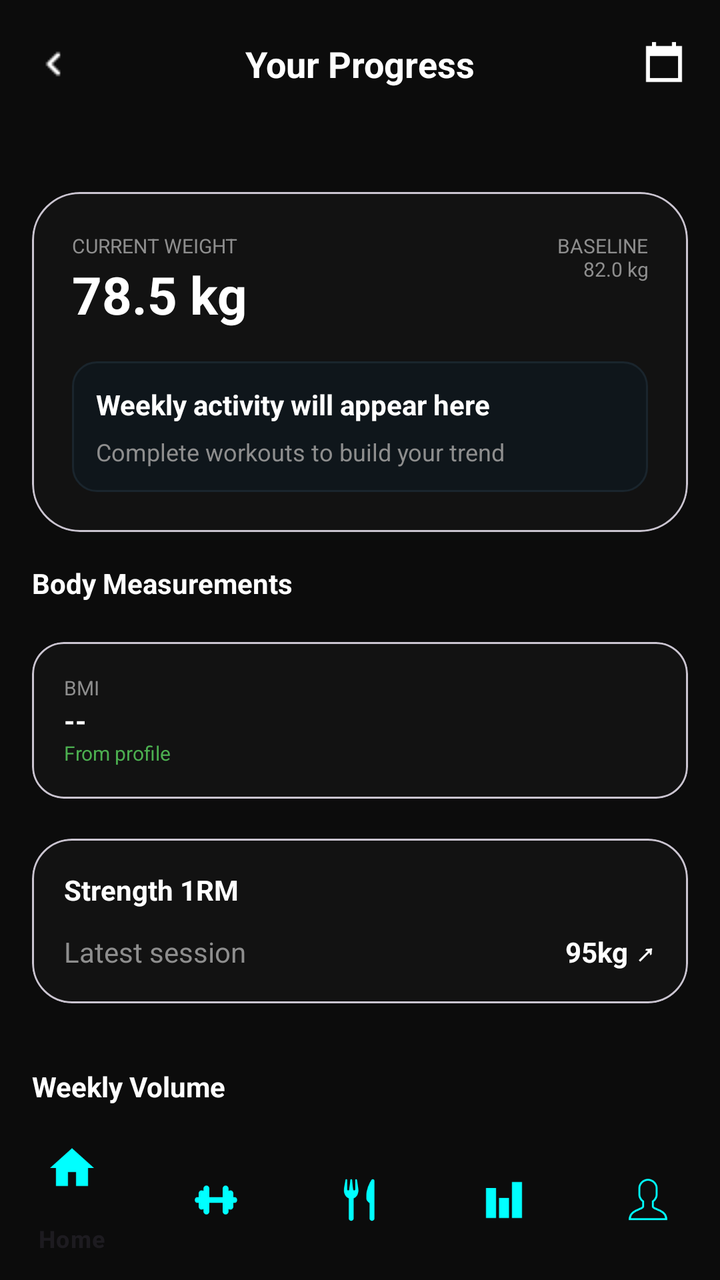
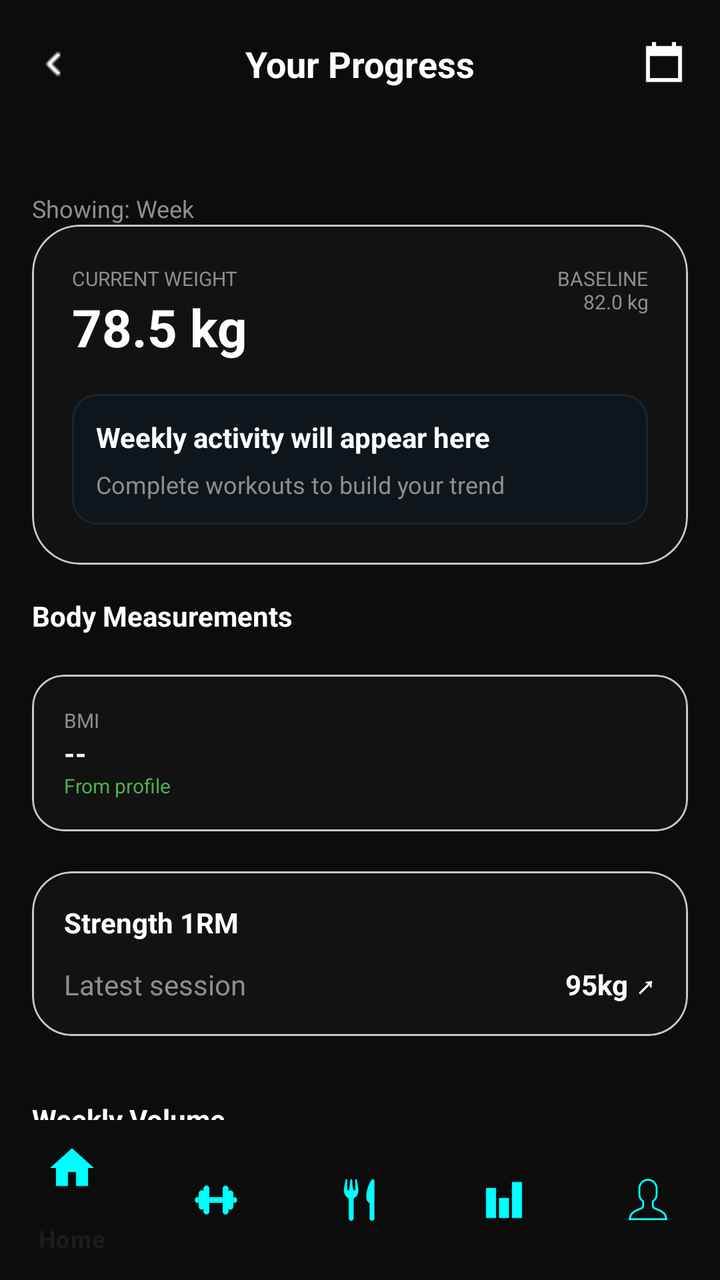

The first picture is an Android layout as it rendered before a commit; the second is the same layout after the commit. The layout source and the unified diff follow.
<!-- AndroidManifest.xml: application theme Theme.ProFitness -->
<!-- res/layout/activity_your_progress.xml -->
<androidx.constraintlayout.widget.ConstraintLayout xmlns:android="http://schemas.android.com/apk/res/android"
    xmlns:app="http://schemas.android.com/apk/res-auto"
    android:layout_width="match_parent"
    android:layout_height="match_parent"
    android:background="@color/bg_dark">

    <RelativeLayout
        android:id="@+id/header_progress"
        android:layout_width="0dp"
        android:layout_height="64dp"
        android:paddingHorizontal="16dp"
        app:layout_constraintTop_toTopOf="parent"
        app:layout_constraintStart_toStartOf="parent"
        app:layout_constraintEnd_toEndOf="parent">

        <ImageView
            android:id="@+id/btn_back"
            android:layout_width="24dp"
            android:layout_height="24dp"
            android:layout_centerVertical="true"
            android:src="@drawable/ic_back"
            app:tint="@color/white" />

        <TextView
            android:layout_width="wrap_content"
            android:layout_height="wrap_content"
            android:layout_centerInParent="true"
            android:text="Your Progress"
            android:textColor="@color/white"
            android:textSize="18sp"
            android:textStyle="bold" />

        <ImageView
            android:layout_width="24dp"
            android:layout_height="24dp"
            android:layout_alignParentEnd="true"
            android:layout_centerVertical="true"
            android:src="@drawable/ic_calendar"
            app:tint="@color/white" />
    </RelativeLayout>

    <ScrollView
        android:layout_width="0dp"
        android:layout_height="0dp"
        android:fillViewport="true"
        android:scrollbars="none"
        app:layout_constraintTop_toBottomOf="@id/header_progress"
        app:layout_constraintBottom_toTopOf="@id/bottom_navigation"
        app:layout_constraintStart_toStartOf="parent"
        app:layout_constraintEnd_toEndOf="parent">

        <LinearLayout
            android:layout_width="match_parent"
            android:layout_height="wrap_content"
            android:orientation="vertical"
            android:paddingBottom="40dp">

            <com.google.android.material.button.MaterialButtonToggleGroup
                android:layout_width="match_parent"
                android:layout_height="wrap_content"
                android:layout_margin="16dp"
                app:singleSelection="true">
                <Button android:id="@+id/btn_week" style="?attr/materialButtonOutlinedStyle" android:layout_width="0dp" android:layout_height="wrap_content" android:layout_weight="1" android:text="Week" android:textColor="@color/white" app:backgroundTint="@color/neon_cyan"/>
                <Button style="?attr/materialButtonOutlinedStyle" android:layout_width="0dp" android:layout_height="wrap_content" android:layout_weight="1" android:text="Month" android:textColor="@color/text_gray"/>
                <Button style="?attr/materialButtonOutlinedStyle" android:layout_width="0dp" android:layout_height="wrap_content" android:layout_weight="1" android:text="3 Months" android:textColor="@color/text_gray"/>
                <Button style="?attr/materialButtonOutlinedStyle" android:layout_width="0dp" android:layout_height="wrap_content" android:layout_weight="1" android:text="Year" android:textColor="@color/text_gray"/>
            </com.google.android.material.button.MaterialButtonToggleGroup>

            <com.google.android.material.card.MaterialCardView
                android:layout_width="match_parent"
                android:layout_height="wrap_content"
                android:layout_marginHorizontal="16dp"
                app:cardBackgroundColor="@color/card_bg"
                app:cardCornerRadius="24dp">
                <LinearLayout android:padding="20dp" android:orientation="vertical" android:layout_width="match_parent" android:layout_height="wrap_content">
                    <RelativeLayout android:layout_width="match_parent" android:layout_height="wrap_content">
                        <TextView android:id="@+id/t1" android:layout_width="wrap_content" android:layout_height="wrap_content" android:text="CURRENT WEIGHT" android:textColor="@color/text_gray" android:textSize="10sp"/>
                        <TextView android:id="@+id/tv_current_weight" android:layout_width="wrap_content" android:layout_height="wrap_content" android:layout_below="@id/t1" android:text="78.5 kg" android:textColor="@color/white" android:textSize="26sp" android:textStyle="bold"/>
                        <TextView android:id="@+id/tv_start_weight" android:layout_width="wrap_content" android:layout_height="wrap_content" android:layout_alignParentEnd="true" android:text="BASELINE\n82.0 kg" android:gravity="end" android:textColor="@color/text_gray" android:textSize="10sp"/>
                    </RelativeLayout>
                    <LinearLayout android:layout_width="match_parent" android:layout_height="wrap_content" android:layout_marginTop="16dp" android:orientation="vertical" android:background="@drawable/input_bg_dark" android:padding="12dp">
                        <TextView android:id="@+id/tv_activity_summary" android:layout_width="match_parent" android:layout_height="wrap_content" android:text="Weekly activity will appear here" android:textColor="@color/white" android:textStyle="bold" android:textSize="14sp"/>
                        <TextView android:id="@+id/tv_activity_detail" android:layout_width="match_parent" android:layout_height="wrap_content" android:layout_marginTop="6dp" android:text="Complete workouts to build your trend" android:textColor="@color/text_gray" android:textSize="12sp"/>
                    </LinearLayout>
                </LinearLayout>
            </com.google.android.material.card.MaterialCardView>

            <TextView android:layout_width="wrap_content" android:layout_height="wrap_content" android:text="Body Measurements" android:textColor="@color/white" android:textStyle="bold" android:layout_margin="16dp"/>
            <GridLayout android:layout_width="match_parent" android:layout_height="wrap_content" android:columnCount="2" android:paddingHorizontal="12dp">
                <com.google.android.material.card.MaterialCardView android:layout_width="0dp" android:layout_height="wrap_content" android:layout_columnWeight="1" android:layout_margin="4dp" app:cardBackgroundColor="@color/card_bg" app:cardCornerRadius="16dp">
                    <LinearLayout android:padding="16dp" android:orientation="vertical" android:layout_width="match_parent" android:layout_height="wrap_content">
                        <TextView android:id="@+id/tv_metric_label" android:layout_width="wrap_content" android:layout_height="wrap_content" android:text="BMI" android:textColor="@color/text_gray" android:textSize="10sp"/>
                        <TextView android:id="@+id/tv_metric_value" android:layout_width="wrap_content" android:layout_height="wrap_content" android:text="--" android:textColor="@color/white" android:textStyle="bold"/>
                        <TextView android:id="@+id/tv_metric_delta" android:layout_width="wrap_content" android:layout_height="wrap_content" android:text="From profile" android:textColor="@color/positive_green" android:textSize="10sp"/>
                    </LinearLayout>
                </com.google.android.material.card.MaterialCardView>
            </GridLayout>

            <com.google.android.material.card.MaterialCardView android:id="@+id/card_strength_focus" android:layout_width="match_parent" android:layout_height="wrap_content" android:layout_margin="16dp" app:cardBackgroundColor="@color/card_bg" app:cardCornerRadius="20dp">
                <LinearLayout android:padding="16dp" android:orientation="vertical" android:layout_width="match_parent" android:layout_height="wrap_content">
                    <TextView android:layout_width="wrap_content" android:layout_height="wrap_content" android:text="Strength 1RM" android:textColor="@color/white" android:textStyle="bold" android:layout_marginBottom="12dp"/>
                    <RelativeLayout android:layout_width="match_parent" android:layout_height="wrap_content">
                        <TextView android:layout_width="wrap_content" android:layout_height="wrap_content" android:text="Latest session" android:textColor="@color/text_gray"/>
                        <TextView android:id="@+id/tv_strength_value" android:layout_width="wrap_content" android:layout_height="wrap_content" android:layout_alignParentEnd="true" android:text="95kg ↗" android:textColor="@color/white" android:textStyle="bold"/>
                    </RelativeLayout>
                </LinearLayout>
            </com.google.android.material.card.MaterialCardView>

            <TextView android:layout_width="wrap_content" android:layout_height="wrap_content" android:text="Weekly Volume" android:textColor="@color/white" android:textStyle="bold" android:layout_margin="16dp"/>
            <LinearLayout android:layout_width="match_parent" android:layout_height="120dp" android:gravity="bottom" android:orientation="horizontal" android:paddingHorizontal="16dp" android:layout_marginBottom="16dp">
                <View android:id="@+id/bar_week_1" android:layout_width="0dp" android:layout_height="40dp" android:layout_weight="1" android:layout_margin="4dp" android:background="#1A3A3A"/>
                <View android:id="@+id/bar_week_2" android:layout_width="0dp" android:layout_height="70dp" android:layout_weight="1" android:layout_margin="4dp" android:background="#1A3A3A"/>
                <View android:id="@+id/bar_week_3" android:layout_width="0dp" android:layout_height="110dp" android:layout_weight="1" android:layout_margin="4dp" android:background="@color/neon_cyan"/>
                <View android:id="@+id/bar_week_4" android:layout_width="0dp" android:layout_height="50dp" android:layout_weight="1" android:layout_margin="4dp" android:background="#1A3A3A"/>
            </LinearLayout>

            <TextView android:layout_width="wrap_content" android:layout_height="wrap_content" android:text="Recent Achievements" android:textColor="@color/white" android:textStyle="bold" android:layout_margin="16dp"/>
            <HorizontalScrollView android:layout_width="match_parent" android:layout_height="wrap_content" android:scrollbars="none">
                <LinearLayout android:layout_width="wrap_content" android:layout_height="wrap_content" android:orientation="horizontal" android:paddingHorizontal="16dp">
                    <com.google.android.material.card.MaterialCardView android:id="@+id/card_elite_plan" android:layout_width="140dp" android:layout_height="wrap_content" android:layout_marginEnd="12dp" app:cardBackgroundColor="@color/card_bg" app:cardCornerRadius="20dp">
                        <LinearLayout android:padding="16dp" android:gravity="center" android:orientation="vertical" android:layout_width="match_parent" android:layout_height="wrap_content">
                            <ImageView android:layout_width="40dp" android:layout_height="40dp" android:src="@drawable/ic_medal" app:tint="@color/neon_cyan" android:background="@drawable/circle_bg_teal" android:padding="8dp"/>
                            <TextView android:id="@+id/tv_recent_achievement" android:layout_width="wrap_content" android:layout_height="wrap_content" android:text="10 Workouts" android:textColor="@color/white" android:textStyle="bold" android:layout_marginTop="8dp"/>
                        </LinearLayout>
                    </com.google.android.material.card.MaterialCardView>
                </LinearLayout>
            </HorizontalScrollView>

        </LinearLayout>
    </ScrollView>

    <com.google.android.material.bottomnavigation.BottomNavigationView
        android:id="@+id/bottom_navigation"
        android:layout_width="0dp"
        android:layout_height="wrap_content"
        android:background="@color/bg_dark"
        app:itemIconTint="@color/neon_cyan"
        app:menu="@menu/bottom_nav_menu"
        app:layout_constraintBottom_toBottomOf="parent"
        app:layout_constraintStart_toStartOf="parent"
        app:layout_constraintEnd_toEndOf="parent" />

</androidx.constraintlayout.widget.ConstraintLayout>
<!-- resources referenced by this layout -->
<resources>
  <color name="bg_dark">#0C0C0C</color>
  <color name="card_bg">#121212</color>
  <color name="neon_cyan">#00FFFF</color>
  <color name="positive_green">#4CAF50</color>
  <color name="text_gray">#8E8E8E</color>
  <color name="white">#FFFFFF</color>
  <!-- drawable circle_bg_teal (drawable) -->
  <shape xmlns:android="http://schemas.android.com/apk/res/android" android:shape="oval">
      <solid android:color="#1A00FFFF" /> </shape>
  <!-- drawable ic_back: png bitmap (drawable, 184 bytes) -->
  <!-- drawable ic_calendar: png bitmap (drawable, 543 bytes) -->
  <!-- drawable ic_medal: png bitmap (drawable, 5845 bytes) -->
  <!-- drawable input_bg_dark (drawable) -->
  <shape xmlns:android="http://schemas.android.com/apk/res/android">
      <solid android:color="#0F161B" />
      <corners android:radius="12dp" />
      <stroke android:width="1dp" android:color="#1A252D" />
  </shape>
  <style name="Theme.ProFitness" parent="android:Theme.Material.Light.NoActionBar" />
</resources>

<!-- the commit's change to res/layout/activity_your_progress.xml (unified diff, before → after) -->
@@ -31,6 +31,7 @@
             android:textStyle="bold" />
 
         <ImageView
+            android:id="@+id/btn_calendar"
             android:layout_width="24dp"
             android:layout_height="24dp"
             android:layout_alignParentEnd="true"
@@ -61,10 +62,19 @@
                 android:layout_margin="16dp"
                 app:singleSelection="true">
                 <Button android:id="@+id/btn_week" style="?attr/materialButtonOutlinedStyle" android:layout_width="0dp" android:layout_height="wrap_content" android:layout_weight="1" android:text="Week" android:textColor="@color/white" app:backgroundTint="@color/neon_cyan"/>
-                <Button style="?attr/materialButtonOutlinedStyle" android:layout_width="0dp" android:layout_height="wrap_content" android:layout_weight="1" android:text="Month" android:textColor="@color/text_gray"/>
-                <Button style="?attr/materialButtonOutlinedStyle" android:layout_width="0dp" android:layout_height="wrap_content" android:layout_weight="1" android:text="3 Months" android:textColor="@color/text_gray"/>
-                <Button style="?attr/materialButtonOutlinedStyle" android:layout_width="0dp" android:layout_height="wrap_content" android:layout_weight="1" android:text="Year" android:textColor="@color/text_gray"/>
+                <Button android:id="@+id/btn_month" style="?attr/materialButtonOutlinedStyle" android:layout_width="0dp" android:layout_height="wrap_content" android:layout_weight="1" android:text="Month" android:textColor="@color/text_gray"/>
+                <Button android:id="@+id/btn_quarter" style="?attr/materialButtonOutlinedStyle" android:layout_width="0dp" android:layout_height="wrap_content" android:layout_weight="1" android:text="3 Months" android:textColor="@color/text_gray"/>
+                <Button android:id="@+id/btn_year" style="?attr/materialButtonOutlinedStyle" android:layout_width="0dp" android:layout_height="wrap_content" android:layout_weight="1" android:text="Year" android:textColor="@color/text_gray"/>
             </com.google.android.material.button.MaterialButtonToggleGroup>
+
+            <TextView
+                android:id="@+id/tv_progress_filter"
+                android:layout_width="wrap_content"
+                android:layout_height="wrap_content"
+                android:layout_marginStart="16dp"
+                android:text="Showing: Week"
+                android:textColor="@color/text_gray"
+                android:textSize="12sp" />
 
             <com.google.android.material.card.MaterialCardView
                 android:layout_width="match_parent"
